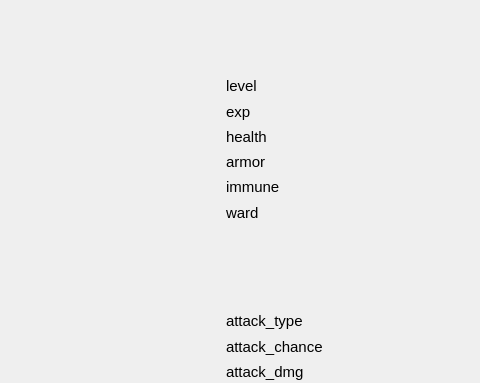
The window that client_dir/unit_details.ui (Erepb-89/disciples_mobile) describes before a commit, drawn with Qt 5; both pictures show x 434 to 914 and y 0 to 383 of the 914 by 826 pixel window.
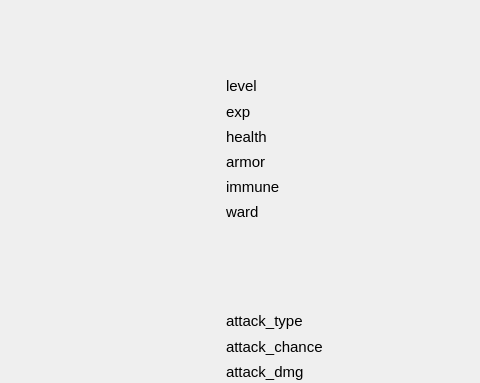
The same window after the commit.

Diff of the .ui file:
```diff
--- a/client_dir/unit_details.ui
+++ b/client_dir/unit_details.ui
@@ -212,8 +212,8 @@
     <rect>
      <x>660</x>
      <y>203</y>
-     <width>221</width>
-     <height>20</height>
+     <width>191</width>
+     <height>41</height>
     </rect>
    </property>
    <property name="font">
@@ -227,6 +227,12 @@
    <property name="text">
     <string>ward</string>
    </property>
+   <property name="alignment">
+    <set>Qt::AlignLeading|Qt::AlignLeft|Qt::AlignTop</set>
+   </property>
+   <property name="wordWrap">
+    <bool>true</bool>
+   </property>
   </widget>
   <widget class="QLabel" name="attackDmg">
    <property name="geometry">
```
